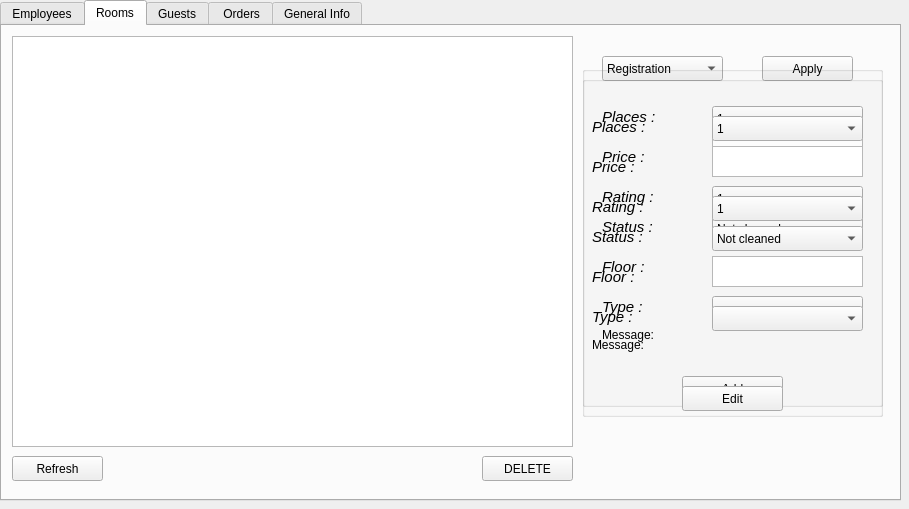
Old version of the form client/ManagerView.ui in the repository ZpmPower/Hotel_Network.
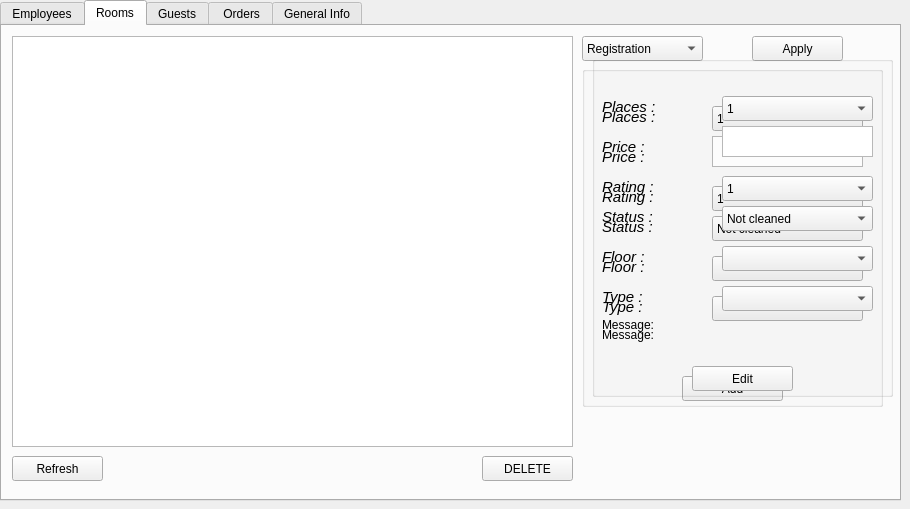
New version of the form. The open tabs and pages were chosen to show the change.

The edit to the form file:
```diff
--- a/client/ManagerView.ui
+++ b/client/ManagerView.ui
@@ -6,7 +6,7 @@
    <rect>
     <x>0</x>
     <y>0</y>
-    <width>909</width>
+    <width>910</width>
     <height>509</height>
    </rect>
   </property>
@@ -663,8 +663,8 @@
     <widget class="QComboBox" name="comboBox_2">
      <property name="geometry">
       <rect>
-       <x>600</x>
-       <y>30</y>
+       <x>580</x>
+       <y>10</y>
        <width>121</width>
        <height>25</height>
       </rect>
@@ -683,8 +683,8 @@
     <widget class="QPushButton" name="chooseBtn">
      <property name="geometry">
       <rect>
-       <x>760</x>
-       <y>30</y>
+       <x>750</x>
+       <y>10</y>
        <width>91</width>
        <height>25</height>
       </rect>
@@ -718,16 +718,6 @@
        </rect>
       </property>
      </widget>
-     <widget class="QPlainTextEdit" name="floorRTE">
-      <property name="geometry">
-       <rect>
-        <x>130</x>
-        <y>190</y>
-        <width>151</width>
-        <height>31</height>
-       </rect>
-      </property>
-     </widget>
      <widget class="QPushButton" name="addRoomBtn">
       <property name="geometry">
        <rect>
@@ -1044,6 +1034,16 @@
        <string/>
       </property>
      </widget>
+     <widget class="QComboBox" name="floorsNumberCb">
+      <property name="geometry">
+       <rect>
+        <x>130</x>
+        <y>190</y>
+        <width>151</width>
+        <height>25</height>
+       </rect>
+      </property>
+     </widget>
     </widget>
     <widget class="QGroupBox" name="editRoomBox">
      <property name="enabled">
@@ -1051,8 +1051,8 @@
      </property>
      <property name="geometry">
       <rect>
-       <x>580</x>
-       <y>50</y>
+       <x>590</x>
+       <y>30</y>
        <width>301</width>
        <height>341</height>
       </rect>
@@ -1168,16 +1168,6 @@
        <string>Floor :</string>
       </property>
      </widget>
-     <widget class="QPlainTextEdit" name="floorRTEE">
-      <property name="geometry">
-       <rect>
-        <x>130</x>
-        <y>180</y>
-        <width>151</width>
-        <height>31</height>
-       </rect>
-      </property>
-     </widget>
      <widget class="QPushButton" name="editRoomBtn">
       <property name="geometry">
        <rect>
@@ -1399,6 +1389,16 @@
        <string>Message:</string>
       </property>
      </widget>
+     <widget class="QComboBox" name="floorsNumberCbE">
+      <property name="geometry">
+       <rect>
+        <x>130</x>
+        <y>190</y>
+        <width>151</width>
+        <height>25</height>
+       </rect>
+      </property>
+     </widget>
     </widget>
    </widget>
    <widget class="QWidget" name="tabGuests">
```
Left out of the diff: 28 changed lines with no effect on the pictures.
